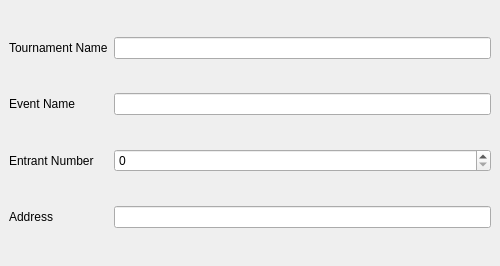
The window that src/layout/TSHTournamentInfo.ui (joaorb64/TournamentStreamHelper) describes before a commit, drawn with Qt 5.
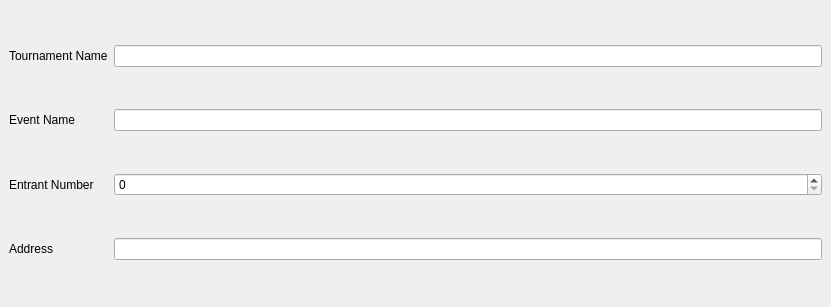
The same window after the commit.

What changed in the file:
```diff
--- a/src/layout/TSHTournamentInfo.ui
+++ b/src/layout/TSHTournamentInfo.ui
@@ -6,8 +6,8 @@
    <rect>
     <x>0</x>
     <y>0</y>
-    <width>500</width>
-    <height>266</height>
+    <width>831</width>
+    <height>307</height>
    </rect>
   </property>
   <property name="locale">
```
Left out of the diff: 44 changed lines with no effect on the pictures.
